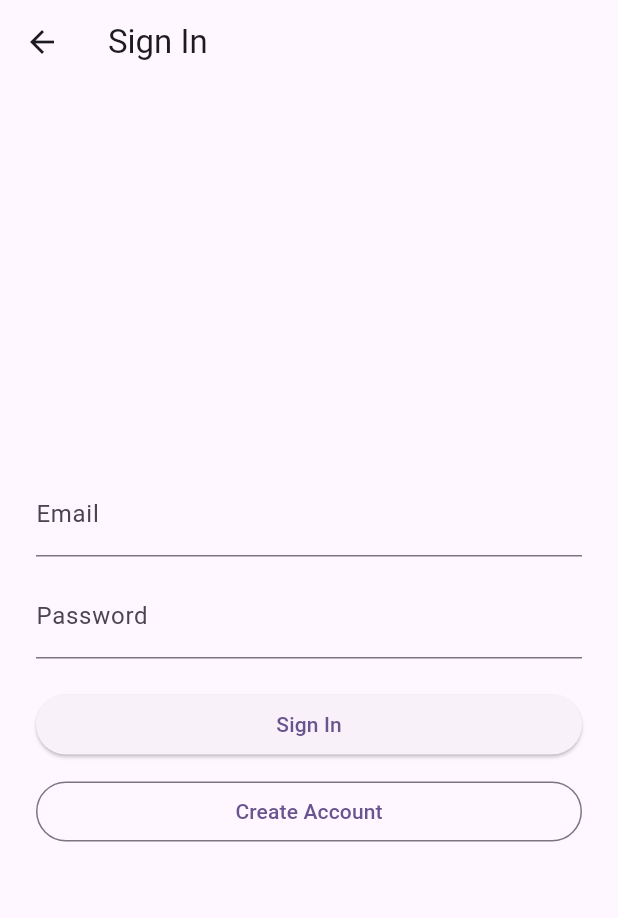
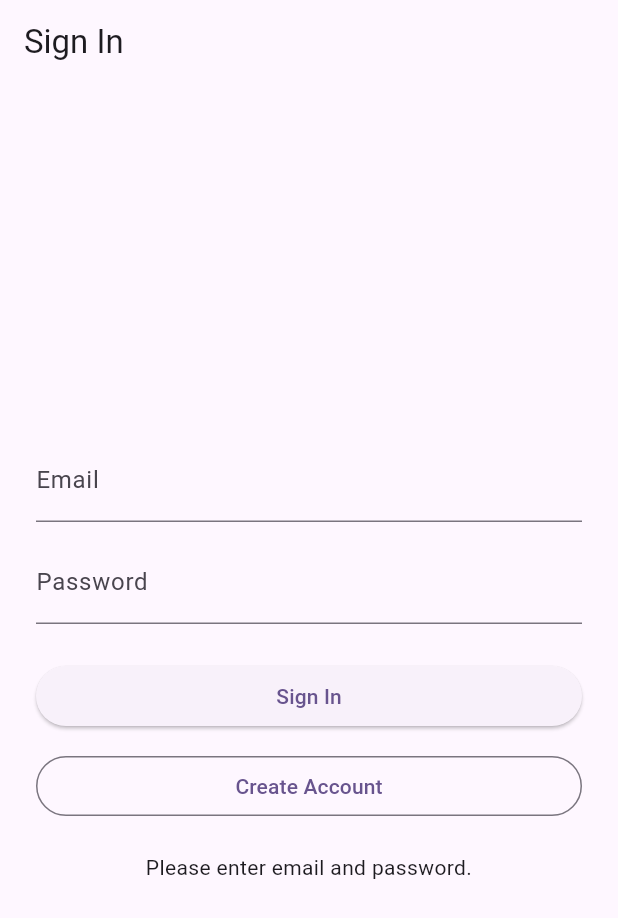
Before and after one commit to Tech2you/immortalink, a Flutter app: the screen it shows after launch, after a tap on "Sign In", on a phone screen of 412 x 824 dp. Shown: the top 918 px of the screen. Run offline on Flutter 3.47's test engine with Material 3 defaults, Android fonts, the light colour scheme and no system bars; our stand-ins replace flutter_dotenv, supabase_flutter; accounts and stored records are empty.

Commit message:
sign in done

```diff
--- a/immortalink/lib/main.dart
+++ b/immortalink/lib/main.dart
@@ -1,15 +1,14 @@
 import 'package:flutter/material.dart';
-import 'screens/create_vault_screen.dart';
-import 'screens/sign_in_screen.dart';
 import 'package:flutter_dotenv/flutter_dotenv.dart';
 import 'package:supabase_flutter/supabase_flutter.dart';
 
+import 'screens/create_vault_screen.dart';
+import 'screens/sign_in_screen.dart';
 
 Future<void> main() async {
   WidgetsFlutterBinding.ensureInitialized();
 
   await dotenv.load(fileName: ".env");
-debugPrint('SUPABASE_URL = ${dotenv.env['SUPABASE_URL']}');
 
   await Supabase.initialize(
     url: dotenv.env['SUPABASE_URL']!,
@@ -19,100 +18,40 @@ debugPrint('SUPABASE_URL = ${dotenv.env['SUPABASE_URL']}');
   runApp(const MyApp());
 }
 
-
 class MyApp extends StatelessWidget {
   const MyApp({super.key});
 
-  // This widget is the root of your application.
   @override
   Widget build(BuildContext context) {
     return MaterialApp(
       title: 'Immortalink',
       theme: ThemeData(
-        // This is the theme of your application.
-        //
-        // TRY THIS: Try running your application with "flutter run". You'll see
-        // the application has a purple toolbar. Then, without quitting the app,
-        // try changing the seedColor in the colorScheme below to Colors.green
-        // and then invoke "hot reload" (save your changes or press the "hot
-        // reload" button in a Flutter-supported IDE, or press "r" if you used
-        // the command line to start the app).
-        //
-        // Notice that the counter didn't reset back to zero; the application
-        // state is not lost during the reload. To reset the state, use hot
-        // restart instead.
-        //
-        // This works for code too, not just values: Most code changes can be
-        // tested with just a hot reload.
         colorScheme: ColorScheme.fromSeed(seedColor: Colors.deepPurple),
-
       ),
-      home: const MyHomePage(title: 'Immortalink'),
+      home: const AuthGate(),
     );
   }
 }
 
-class MyHomePage extends StatelessWidget {
-  const MyHomePage({super.key, required this.title});
-
-  final String title;
+class AuthGate extends StatelessWidget {
+  const AuthGate({super.key});
 
   @override
   Widget build(BuildContext context) {
-    return Scaffold(
-      appBar: AppBar(
-        backgroundColor: Theme.of(context).colorScheme.inversePrimary,
-        title: Text(title),
-      ),
-      body: Center(
-        child: ConstrainedBox(
-          constraints: const BoxConstraints(maxWidth: 520),
-          child: Padding(
-            padding: const EdgeInsets.all(24),
-            child: Column(
-              mainAxisAlignment: MainAxisAlignment.center,
-              crossAxisAlignment: CrossAxisAlignment.stretch,
-              children: [
-                Text(
-                  'Immortalink',
-                  textAlign: TextAlign.center,
-                  style: Theme.of(context).textTheme.headlineLarge,
-                ),
-                const SizedBox(height: 12),
-                Text(
-                  'Preserve your legacy and memories, ask questions and get answers grounded in what your lineage shared.',
-                  textAlign: TextAlign.center,
-                  style: Theme.of(context).textTheme.bodyLarge,
-                ),
-                const SizedBox(height: 32),
-                ElevatedButton(
-  onPressed: () {
-    Navigator.of(context).push(
-      MaterialPageRoute(
-        builder: (_) => const CreateVaultScreen(),
-      ),
-    );
-  },
-  child: const Text('Create Vault'),
-),
+    return StreamBuilder(
+      stream: Supabase.instance.client.auth.onAuthStateChange,
+      builder: (context, snapshot) {
+        final session = Supabase.instance.client.auth.currentSession;
 
-                const SizedBox(height: 12),
-               OutlinedButton(
-  onPressed: () {
-    Navigator.of(context).push(
-      MaterialPageRoute(
-        builder: (_) => const SignInScreen(),
-      ),
-    );
-  },
-  child: const Text('Sign In'),
-),
+        // Debug: helps you see it switching
+        debugPrint("AuthGate session = ${session?.user.id}");
 
-              ],
-            ),
-          ),
-        ),
-      ),
+        if (session == null) {
+          return const SignInScreen();
+        }
+
+        return const CreateVaultScreen();
+      },
     );
   }
 }
--- a/immortalink/lib/screens/sign_in_screen.dart
+++ b/immortalink/lib/screens/sign_in_screen.dart
@@ -17,6 +17,38 @@ class _SignInScreenState extends State<SignInScreen> {
 
   SupabaseClient get _supabase => Supabase.instance.client;
 
+  Future<void> _signIn() async {
+    setState(() {
+      _isLoading = true;
+      _message = null;
+    });
+
+    try {
+      final email = _emailController.text.trim();
+      final password = _passwordController.text;
+
+      if (email.isEmpty || password.isEmpty) {
+        setState(() => _message = "Please enter email and password.");
+        return;
+      }
+
+      await _supabase.auth.signInWithPassword(
+        email: email,
+        password: password,
+      );
+
+      // IMPORTANT: DO NOT NAVIGATE.
+      // AuthGate will detect the session change and switch screens.
+      debugPrint("SIGNED IN user = ${_supabase.auth.currentSession?.user.id}");
+    } on AuthException catch (e) {
+      setState(() => _message = e.message);
+    } catch (e) {
+      setState(() => _message = "Unexpected error: $e");
+    } finally {
+      setState(() => _isLoading = false);
+    }
+  }
+
   Future<void> _signUp() async {
     setState(() {
       _isLoading = true;
@@ -27,41 +59,19 @@ class _SignInScreenState extends State<SignInScreen> {
       final email = _emailController.text.trim();
       final password = _passwordController.text;
 
+      if (email.isEmpty || password.isEmpty) {
+        setState(() => _message = "Please enter email and password.");
+        return;
+      }
+
       await _supabase.auth.signUp(
         email: email,
         password: password,
       );
 
       setState(() {
-        _message =
-            "Account created. If email confirmation is ON, check your inbox to confirm before signing in.";
+        _message = "Account created. Check your email to confirm, then sign in.";
       });
-    } on AuthException catch (e) {
-      setState(() => _message = e.message);
-    } catch (e) {
-      setState(() => _message = "Unexpected error: $e");
-    } finally {
-      setState(() => _isLoading = false);
-    }
-  }
-
-  Future<void> _signIn() async {
-    setState(() {
-      _isLoading = true;
-      _message = null;
-    });
-
-    try {
-      final email = _emailController.text.trim();
-      final password = _passwordController.text;
-
-      await _supabase.auth.signInWithPassword(
-        email: email,
-        password: password,
-      );
-
-      if (!mounted) return;
-      Navigator.of(context).pop(); // go back to home for now
     } on AuthException catch (e) {
       setState(() => _message = e.message);
     } catch (e) {
@@ -81,9 +91,7 @@ class _SignInScreenState extends State<SignInScreen> {
   @override
   Widget build(BuildContext context) {
     return Scaffold(
-      appBar: AppBar(
-        title: const Text("Sign In"),
-      ),
+      appBar: AppBar(title: const Text("Sign In")),
       body: Center(
         child: ConstrainedBox(
           constraints: const BoxConstraints(maxWidth: 520),
@@ -104,8 +112,7 @@ class _SignInScreenState extends State<SignInScreen> {
                   obscureText: true,
                   decoration: const InputDecoration(labelText: "Password"),
                 ),
-                const SizedBox(height: 20),
-
+                const SizedBox(height: 24),
                 ElevatedButton(
                   onPressed: _isLoading ? null : _signIn,
                   child: _isLoading
@@ -116,19 +123,18 @@ class _SignInScreenState extends State<SignInScreen> {
                         )
                       : const Text("Sign In"),
                 ),
-                const SizedBox(height: 10),
+                const SizedBox(height: 12),
                 OutlinedButton(
                   onPressed: _isLoading ? null : _signUp,
                   child: const Text("Create Account"),
                 ),
-
                 if (_message != null) ...[
-                  const SizedBox(height: 16),
+                  const SizedBox(height: 20),
                   Text(
                     _message!,
                     textAlign: TextAlign.center,
                   ),
-                ],
+                ]
               ],
             ),
           ),
```
